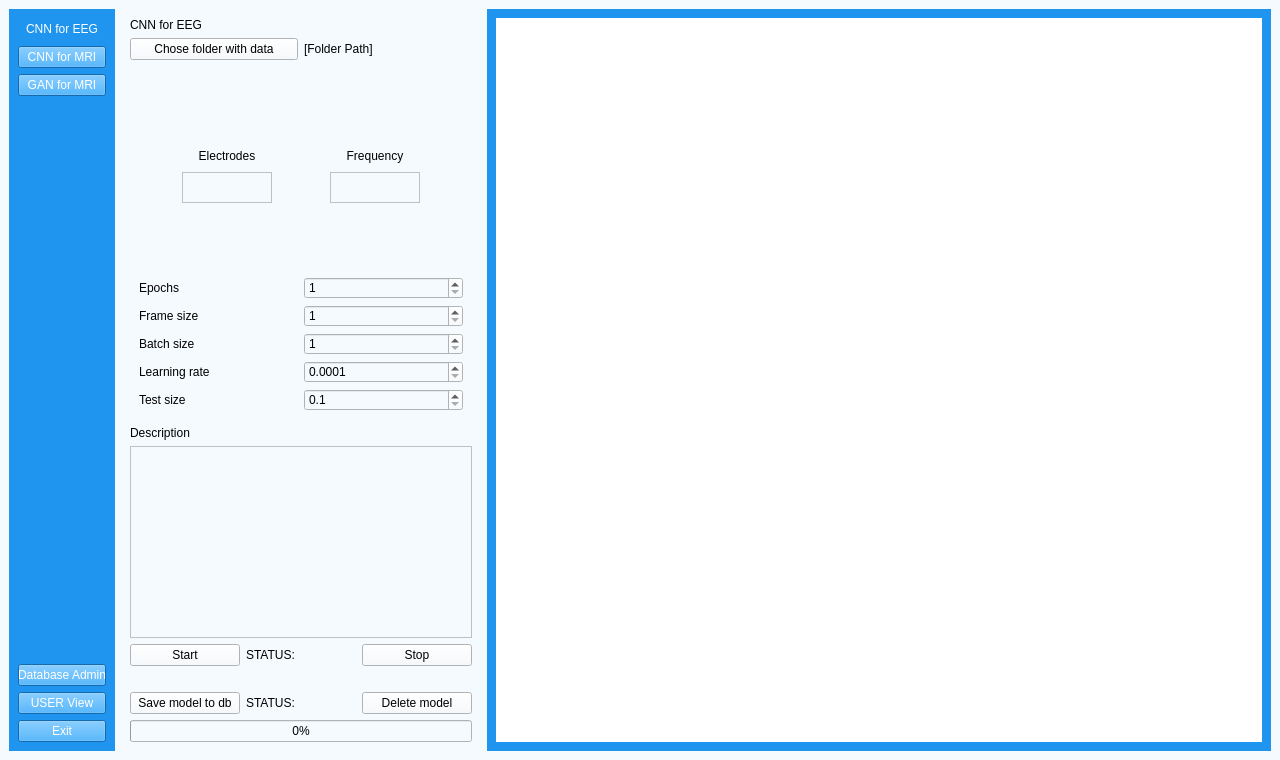
The window that UI/aUI_projekt_EEG.ui (matimusial/ADHDPredictorApp) describes before a commit, drawn with Qt 5.
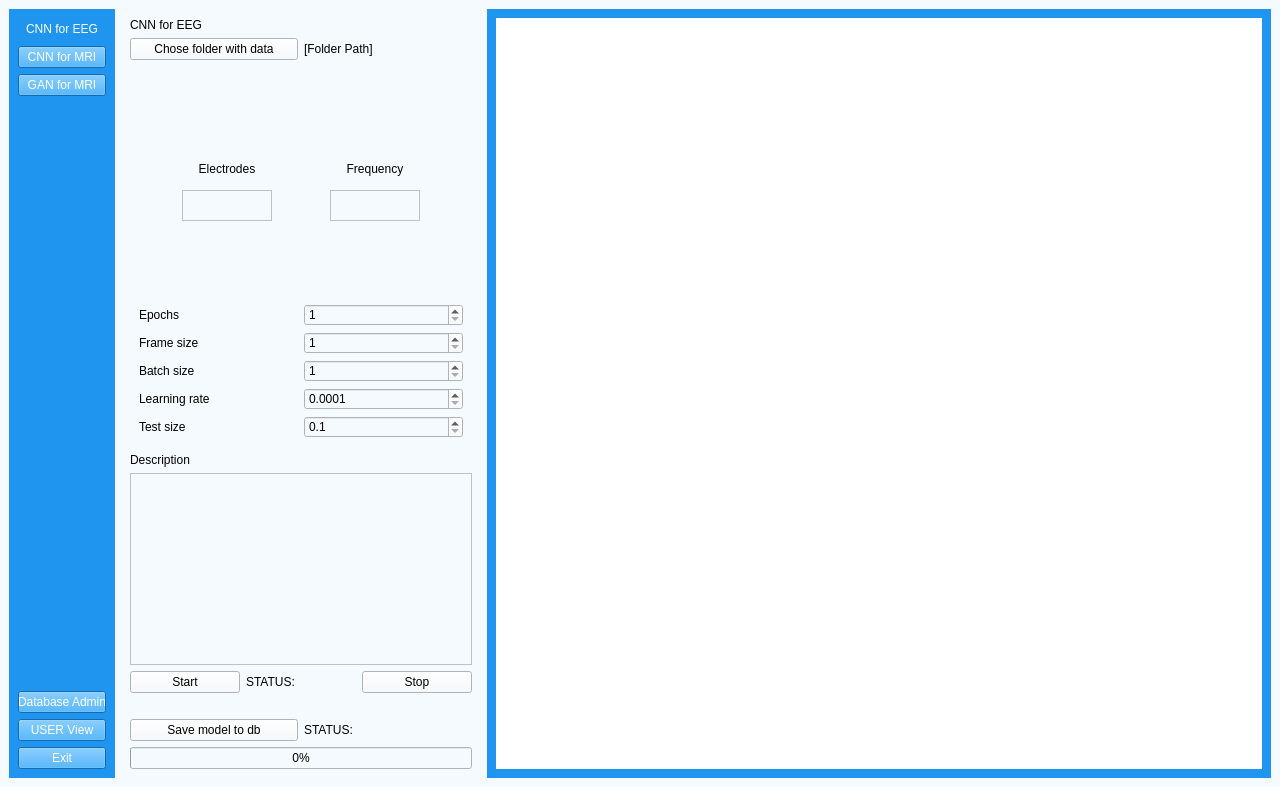
The same window after the commit. Icons and pictures are not drawn.

Commit message: delete button gone

Diff of the .ui file:
```diff
--- a/UI/aUI_projekt_EEG.ui
+++ b/UI/aUI_projekt_EEG.ui
@@ -7,7 +7,7 @@
     <x>0</x>
     <y>0</y>
     <width>1280</width>
-    <height>760</height>
+    <height>787</height>
    </rect>
   </property>
   <property name="sizePolicy">
@@ -520,13 +520,6 @@
                        </property>
                       </widget>
                      </item>
-                     <item>
-                      <widget class="QPushButton" name="del_model">
-                       <property name="text">
-                        <string>Delete model</string>
-                       </property>
-                      </widget>
-                     </item>
                     </layout>
                    </item>
                   </layout>
```
The commit also changes 5 other files.
